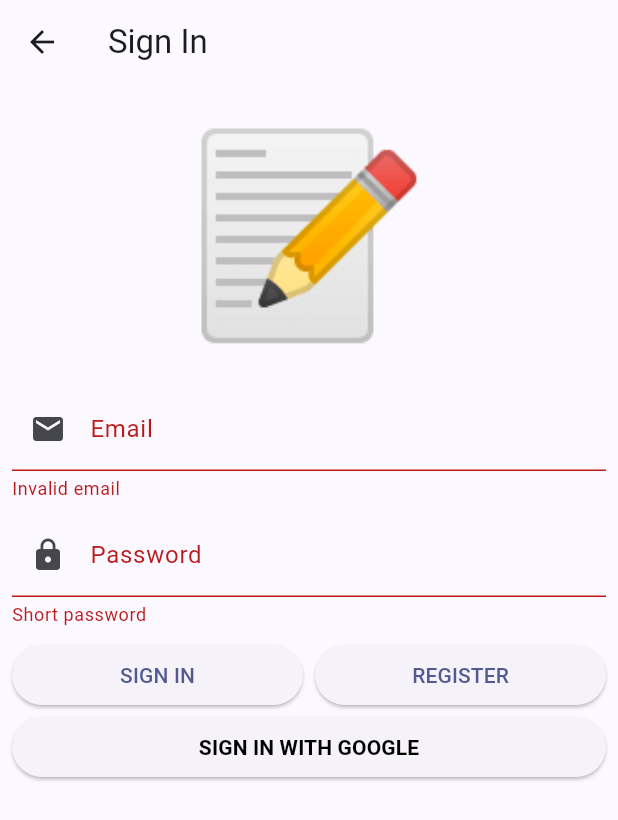
After one commit to yaiceltg/flutter_app_ddd_example, a Flutter app: the SignInPage screen opened by its route, after a tap on "SIGN IN", on a phone screen of 412 x 824 dp. The commit adds this screen. Shown: the top 820 px of the screen. Run offline on Flutter 3.47's test engine with Material 2 defaults, Android fonts, the phone set to English and light mode, and no system bars; our stand-ins replace auto_route, cloud_firestore, dartz, firebase_auth, firebase_core, flutter_bloc and 6 more; accounts and stored records are empty; generated files the repository leaves out were written again.

Commit message:
added auth presentation

```diff
--- a/lib/main.dart
+++ b/lib/main.dart
@@ -1,4 +1,4 @@
-import 'package:app/src/app.dart';
+import 'package:app/src/app_widget.dart';
 import 'package:app/src/injection.dart';
 import 'package:flutter/material.dart';
 import 'package:injectable/injectable.dart';
--- /dev/null
+++ b/lib/src/presentation/pages/auth/sign_in/sign_in_page.dart
@@ -0,0 +1,26 @@
+import 'package:app/src/application/auth/sign_in_form/sign_in_form_bloc.dart';
+import 'package:app/src/injection.dart';
+import 'package:app/src/presentation/pages/auth/sign_in/widgets/sign_in_form.dart';
+import 'package:auto_route/auto_route.dart';
+import 'package:flutter/material.dart';
+import 'package:flutter_bloc/flutter_bloc.dart';
+
+@RoutePage()
+class SignInPage extends StatelessWidget {
+  const SignInPage({
+    super.key,
+  });
+
+  @override
+  Widget build(BuildContext context) {
+    return Scaffold(
+      appBar: AppBar(
+        title: const Text('Sign In'),
+      ),
+      body: BlocProvider(
+        create: (context) => getIt<SignInFormBloc>(),
+        child: const SignInForm(),
+      ),
+    );
+  }
+}
--- /dev/null
+++ b/lib/src/presentation/pages/auth/sign_in/widgets/sign_in_form.dart
@@ -0,0 +1,147 @@
+import 'package:app/src/application/auth/auth_bloc/auth_bloc.dart';
+import 'package:app/src/application/auth/sign_in_form/sign_in_form_bloc.dart';
+import 'package:app/src/presentation/helpers/sackbar_helpers.dart';
+import 'package:app/src/presentation/router/app_router.dart';
+import 'package:auto_route/auto_route.dart';
+import 'package:flutter/material.dart';
+import 'package:flutter_bloc/flutter_bloc.dart';
+
+class SignInForm extends StatelessWidget {
+  const SignInForm({Key? key}) : super(key: key);
+
+  @override
+  Widget build(BuildContext context) {
+    return BlocConsumer<SignInFormBloc, SignInFormState>(
+      listener: (context, state) {
+        state.authFailureOrSuccessOption.fold(
+          () {},
+          (either) {
+            either.fold(
+              (failure) {
+                SnackBarHelpers.showErrorSnackBar(
+                  context: context,
+                  message: failure.map(
+                    // Use localized strings here in your apps
+                    cancelledByUser: (_) => 'Cancelled',
+                    serverError: (_) => 'Server error',
+                    emailAlreadyInUse: (_) => 'Email already in use',
+                    invalidEmailAndPasswordCombination: (_) =>
+                        'Invalid email and password combination',
+                  ),
+                );
+              },
+              (_) {
+                context
+                    .read<AuthBloc>()
+                    .add(const AuthEvent.authCheckRequested());
+
+                AutoRouter.of(context).replace(
+                  const NoteListRoute(),
+                );
+              },
+            );
+          },
+        );
+      },
+      builder: (context, state) {
+        return Form(
+          autovalidateMode: state.showErrorMessages
+              ? AutovalidateMode.always
+              : AutovalidateMode.disabled,
+          child: ListView(
+            padding: const EdgeInsets.all(8.0),
+            children: <Widget>[
+              const Text(
+                '📝',
+                textAlign: TextAlign.center,
+                style: TextStyle(fontSize: 130),
+              ),
+              const SizedBox(height: 8),
+              TextFormField(
+                decoration: const InputDecoration(
+                  prefixIcon: Icon(Icons.email),
+                  labelText: 'Email',
+                ),
+                autocorrect: false,
+                onChanged: (value) => context
+                    .read<SignInFormBloc>()
+                    .add(SignInFormEvent.emailChanged(value)),
+                validator: (_) => context
+                    .read<SignInFormBloc>()
+                    .state
+                    .emailAddress
+                    .value
+                    .fold(
+                      (f) => f.maybeMap(
+                        invalidEmail: (_) => 'Invalid email',
+                        orElse: () => null,
+                      ),
+                      (_) => null,
+                    ),
+              ),
+              const SizedBox(height: 8),
+              TextFormField(
+                decoration: const InputDecoration(
+                  prefixIcon: Icon(Icons.lock),
+                  labelText: 'Password',
+                ),
+                obscureText: true,
+                autocorrect: false,
+                onChanged: (value) => context
+                    .read<SignInFormBloc>()
+                    .add(SignInFormEvent.passwordChanged(value)),
+                validator: (_) =>
+                    context.read<SignInFormBloc>().state.password.value.fold(
+                          (f) => f.maybeMap(
+                            shortPassword: (_) => 'Short password',
+                            orElse: () => null,
+                          ),
+                          (_) => null,
+                        ),
+              ),
+              const SizedBox(height: 8),
+              Row(
+                children: <Widget>[
+                  Expanded(
+                    child: ElevatedButton(
+                      onPressed: () => context.read<SignInFormBloc>().add(
+                          const SignInFormEvent
+                              .signInWithEmailAndPasswordPressed()),
+                      child: const Text('SIGN IN'),
+                    ),
+                  ),
+                  const SizedBox(width: 8),
+                  Expanded(
+                    child: ElevatedButton(
+                      onPressed: () => context.read<SignInFormBloc>().add(
+                            const SignInFormEvent
+                                .registerWithEmailAndPasswordPressed(),
+                          ),
+                      child: const Text('REGISTER'),
+                    ),
+                  ),
+                ],
+              ),
+              ElevatedButton(
+                onPressed: () => context.read<SignInFormBloc>().add(
+                      const SignInFormEvent.signInWithGooglePressed(),
+                    ),
+                child: const Text(
+                  'SIGN IN WITH GOOGLE',
+                  style: TextStyle(
+                    color: Colors.black,
+                    fontWeight: FontWeight.bold,
+                  ),
+                ),
+              ),
+              if (state.isSubmitting) ...[
+                const SizedBox(height: 8),
+                const LinearProgressIndicator(value: null),
+              ]
+            ],
+          ),
+        );
+      },
+    );
+  }
+}
--- a/lib/src/presentation/pages/get_started/get_started_page.dart
+++ b/lib/src/presentation/pages/get_started/get_started_page.dart
@@ -3,7 +3,7 @@ import 'package:flutter/material.dart';
 
 @RoutePage()
 class GetStartedPage extends StatelessWidget {
-  const GetStartedPage({Key? key}) : super(key: key);
+  const GetStartedPage({super.key});
 
   @override
   Widget build(BuildContext context) {
--- a/lib/src/presentation/pages/notes/note_form/note_form_page.dart
+++ b/lib/src/presentation/pages/notes/note_form/note_form_page.dart
@@ -17,7 +17,10 @@ import 'package:flutter_bloc/flutter_bloc.dart';
 class NoteFormPage extends StatelessWidget {
   final Note? note;
 
-  const NoteFormPage({Key? key, this.note}) : super(key: key);
+  const NoteFormPage({
+    super.key,
+    this.note,
+  });
 
   @override
   Widget build(BuildContext context) {
--- a/lib/src/presentation/pages/notes/note_list/note_list_page.dart
+++ b/lib/src/presentation/pages/notes/note_list/note_list_page.dart
@@ -9,7 +9,9 @@ import 'package:flutter_bloc/flutter_bloc.dart';
 
 @RoutePage()
 class NoteListPage extends StatelessWidget implements AutoRouteWrapper {
-  const NoteListPage({super.key});
+  const NoteListPage({
+    super.key,
+  });
 
   @override
   Widget wrappedRoute(BuildContext context) {
--- a/lib/src/presentation/router/app_router.dart
+++ b/lib/src/presentation/router/app_router.dart
@@ -1,4 +1,5 @@
 import 'package:app/src/domain/notes/notes.dart';
+import 'package:app/src/presentation/pages/auth/sign_in/sign_in_page.dart';
 import 'package:app/src/presentation/pages/get_started/get_started_page.dart';
 import 'package:app/src/presentation/pages/notes/note_form/note_form_page.dart';
 import 'package:app/src/presentation/pages/splash/splash_page.dart';
@@ -32,10 +33,14 @@ class AppRouter extends _$AppRouter {
           path: '/notes/new',
           page: NoteFormRoute.page,
         ),
+        AutoRoute(
+          path: '/auth/sign-in',
+          page: SignInRoute.page,
+        ),
         // or it could be used with RedirectRoute
         RedirectRoute(
           path: '*',
-          redirectTo: '/notes',
+          redirectTo: '/',
         ),
       ];
 }
--- a/pubspec.yaml
+++ b/pubspec.yaml
@@ -57,6 +57,8 @@ dependencies:
   provider: ^6.0.5
   firebase_core: ^2.15.1
   cloud_firestore: ^4.9.0
+  firebase_auth: ^4.8.0
+  google_sign_in: ^6.1.5
 
 dev_dependencies:
   flutter_test:
```
Also changed, not shown: lib/src/app_widget.dart (renamed from lib/src/app.dart, +8 -0 lines), lib/src/presentation/pages/splash/splash_page.dart (+15 -3 lines), lib/src/injection.config.dart, lib/src/presentation/router/app_router.gr.dart, pubspec.lock, 3 other files.
